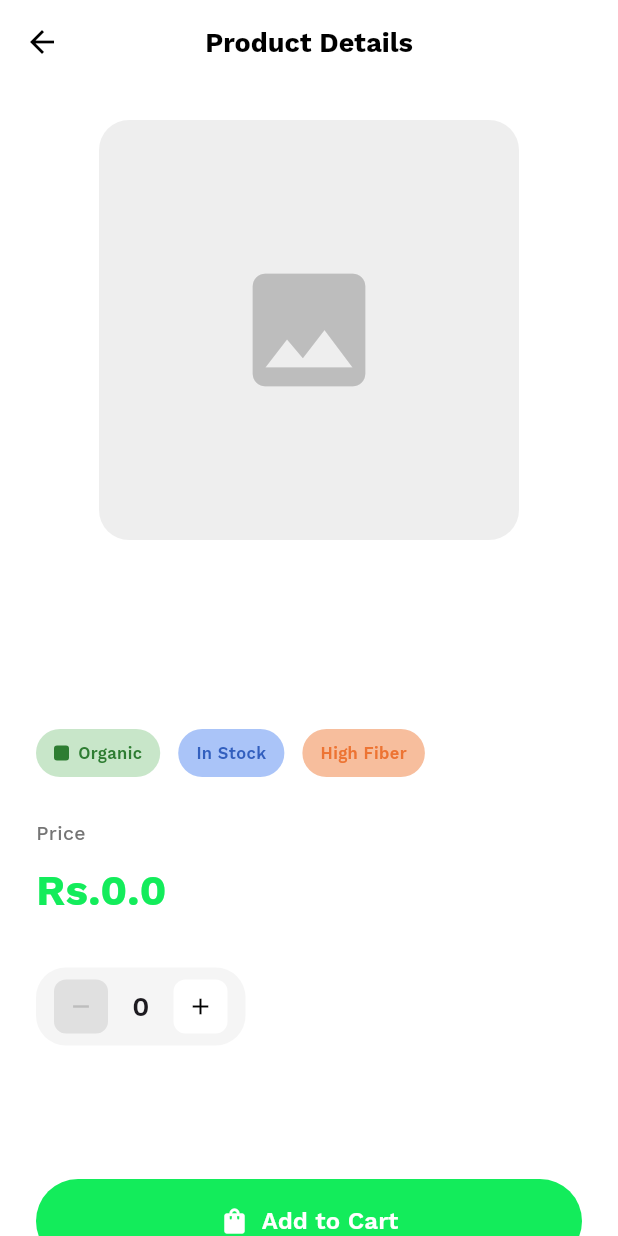
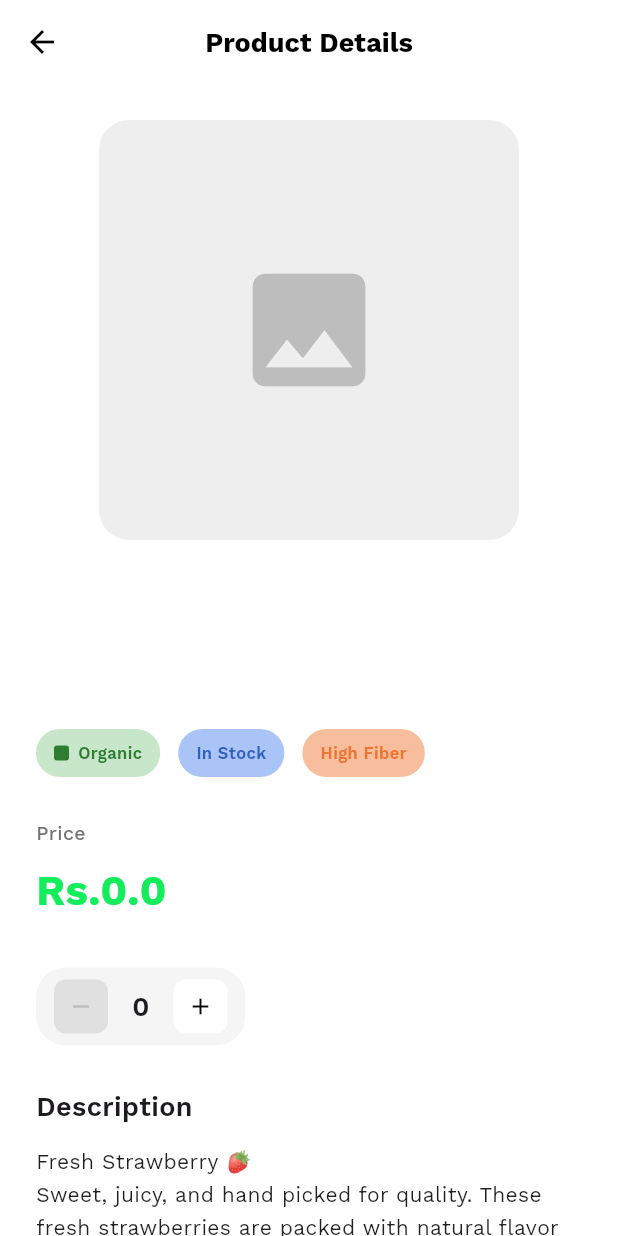
Before and after one commit to Dasith-Randula/lanka-smart-mart, a Flutter app: the StrawberryDetailsPage screen opened directly with empty values, on a phone screen of 412 x 824 dp. Run offline on Flutter 3.47's test engine with Material 3 defaults, Android fonts, the phone set to English and light mode, and no system bars; our stand-ins replace geocoding, geolocator, google_fonts, google_maps_flutter.

Commit message:
Correct strawberry description rendering and formatting

```diff
--- a/lanka_smart_mart/lib/screens/strawberry_detail_screen.dart
+++ b/lanka_smart_mart/lib/screens/strawberry_detail_screen.dart
@@ -239,15 +239,33 @@ class _StrawberryDetailsPageState extends State<StrawberryDetailsPage> {
                 ),
                 const SizedBox(height: 28),
 
-                // Description
-                Text(
-                  widget.product.description,
-                  style: GoogleFonts.workSans(
-                    fontSize: 13,
-                    fontWeight: FontWeight.w400,
-                    color: Colors.grey[700],
-                    height: 1.6,
-                  ),
+                Column(
+                  crossAxisAlignment: CrossAxisAlignment.start,
+                  children: [
+
+                    // Title
+                    Text(
+                      "Description",
+                      style: GoogleFonts.workSans(
+                        fontSize: 18,
+                        fontWeight: FontWeight.w600,
+                      ),
+                    ),
+
+                    const SizedBox(height: 12),
+
+                    // Description Body
+                    Text(
+                      "Fresh Strawberry 🍓\n"
+                      "Sweet, juicy, and hand picked for quality. These fresh strawberries are packed with natural flavor and nutrients perfect for snacking, desserts, smoothies or breakfast bowls. Enjoy farm fresh goodness delivered straight to your doorstep.",
+                      style: GoogleFonts.workSans(
+                        fontSize: 14,
+                        fontWeight: FontWeight.w400,
+                        color: Colors.black87,
+                        height: 1.6,
+                      ),
+                    ),
+                  ],
                 ),
                 const SizedBox(height: 40),
 
```
